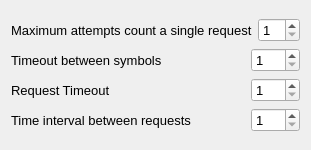
Above: AirCoolControll/AirCoolControll/PreferencesWindow.ui from ComEngineering/AirCoolControl_Desktop before the change. Below: the same form after it.
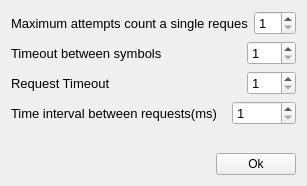
That is the form after the change.

Patch:
```diff
--- a/AirCoolControll/AirCoolControll/PreferencesWindow.ui
+++ b/AirCoolControll/AirCoolControll/PreferencesWindow.ui
@@ -9,8 +9,8 @@
    <rect>
     <x>0</x>
     <y>0</y>
-    <width>300</width>
-    <height>150</height>
+    <width>307</width>
+    <height>186</height>
    </rect>
   </property>
   <property name="sizePolicy">
@@ -19,8 +19,23 @@
     <verstretch>0</verstretch>
    </sizepolicy>
   </property>
+  <property name="minimumSize">
+   <size>
+    <width>307</width>
+    <height>150</height>
+   </size>
+  </property>
+  <property name="contextMenuPolicy">
+   <enum>Qt::NoContextMenu</enum>
+  </property>
   <property name="windowTitle">
-   <string>PreferencesWindow</string>
+   <string>Preferences</string>
+  </property>
+  <property name="autoFillBackground">
+   <bool>false</bool>
+  </property>
+  <property name="inputMethodHints">
+   <set>Qt::ImhNone</set>
   </property>
   <layout class="QGridLayout" name="gridLayout">
    <item row="0" column="0">
@@ -152,7 +167,7 @@
           </font>
          </property>
          <property name="text">
-          <string>Time interval between requests</string>
+          <string>Time interval between requests(ms)</string>
          </property>
          <property name="buddy">
           <cstring>requestInterval_spinBox</cstring>
@@ -176,7 +191,44 @@
           <number>1</number>
          </property>
          <property name="maximum">
-          <number>999</number>
+          <number>99999</number>
+         </property>
+        </widget>
+       </item>
+      </layout>
+     </item>
+     <item>
+      <spacer name="verticalSpacer">
+       <property name="orientation">
+        <enum>Qt::Vertical</enum>
+       </property>
+       <property name="sizeHint" stdset="0">
+        <size>
+         <width>20</width>
+         <height>40</height>
+        </size>
+       </property>
+      </spacer>
+     </item>
+     <item>
+      <layout class="QHBoxLayout" name="horizontalLayout_5">
+       <item>
+        <spacer name="horizontalSpacer">
+         <property name="orientation">
+          <enum>Qt::Horizontal</enum>
+         </property>
+         <property name="sizeHint" stdset="0">
+          <size>
+           <width>40</width>
+           <height>20</height>
+          </size>
+         </property>
+        </spacer>
+       </item>
+       <item>
+        <widget class="QPushButton" name="okButton">
+         <property name="text">
+          <string>Ok</string>
          </property>
         </widget>
        </item>
```
Left out of the diff: 11 changed lines with no effect on the pictures.
